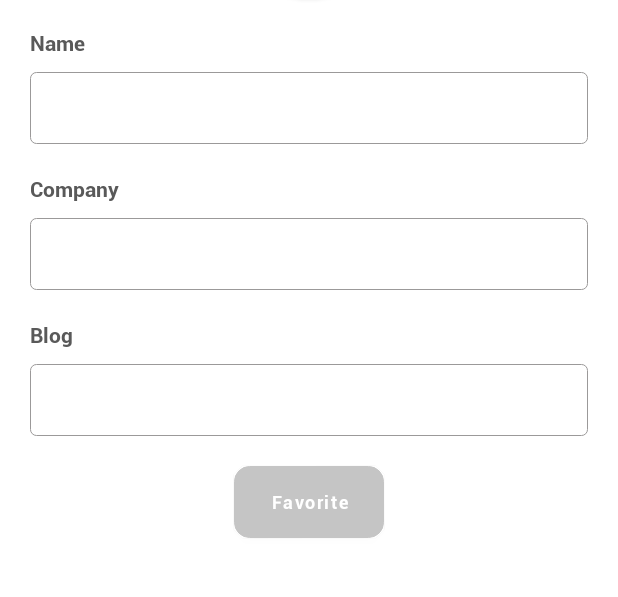
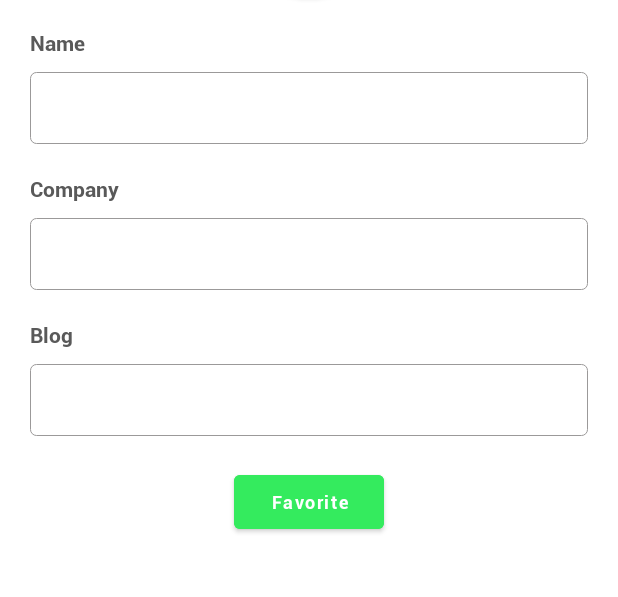
Before and after one commit to yuzutaru/GithubProfile-dagger-Coroutines, an Android app: the ProfileFragment screen opened through its navigation route, on a phone screen of 412 x 824 dp, the part 266-863 px from its top. Run offline under Robolectric (Android 15) with nearby library versions, the phone set to English and light mode, and no system bars; our stand-ins replace Dagger/Hilt's generated code, data binding, paging; 1 statement that could not run was skipped.

Commit message:
fix button color and back dispatcher

```diff
--- a/app/src/main/java/com/yuzu/githubprofile_dagger_coroutines/view/fragment/PopularFragment.kt
+++ b/app/src/main/java/com/yuzu/githubprofile_dagger_coroutines/view/fragment/PopularFragment.kt
@@ -2,11 +2,11 @@ package com.yuzu.githubprofile_dagger_coroutines.view.fragment
 
 import android.annotation.SuppressLint
 import android.os.Bundle
-import android.view.KeyEvent
 import android.view.LayoutInflater
 import android.view.View
 import android.view.ViewGroup
 import android.widget.Toast
+import androidx.activity.OnBackPressedCallback
 import androidx.core.os.bundleOf
 import androidx.core.view.isVisible
 import androidx.fragment.app.Fragment
@@ -22,6 +22,7 @@ import com.yuzu.githubprofile_dagger_coroutines.view.adapter.OnClickListener
 import com.yuzu.githubprofile_dagger_coroutines.view.adapter.UserListAdapter
 import com.yuzu.githubprofile_dagger_coroutines.viewmodel.PopularViewModel
 import kotlinx.coroutines.launch
+
 
 class PopularFragment(private val viewModel: PopularViewModel): Fragment() {
     private lateinit var binding: FragmentPopularBinding
@@ -122,13 +123,13 @@ class PopularFragment(private val viewModel: PopularViewModel): Fragment() {
     }
 
     private fun onBackPressed() {
-        requireView().isFocusableInTouchMode = true;
-        requireView().requestFocus();
-        requireView().setOnKeyListener { _, p1, _ ->
-            if (p1 == KeyEvent.KEYCODE_BACK)
-                (activity as MainActivity).finish()
-
-            true
-        }
+        // This callback will only be called when MyFragment is at least Started.
+        val callback: OnBackPressedCallback =
+            object : OnBackPressedCallback(true /* enabled by default */) {
+                override fun handleOnBackPressed() {
+                    (activity as MainActivity).finish()
+                }
+            }
+        requireActivity().onBackPressedDispatcher.addCallback(requireActivity(), callback)
     }
 }
--- a/app/src/main/java/com/yuzu/githubprofile_dagger_coroutines/view/fragment/ProfileFragment.kt
+++ b/app/src/main/java/com/yuzu/githubprofile_dagger_coroutines/view/fragment/ProfileFragment.kt
@@ -3,7 +3,6 @@ package com.yuzu.githubprofile_dagger_coroutines.view.fragment
 import android.content.Context
 import android.os.Bundle
 import android.util.Log
-import android.view.KeyEvent
 import android.view.LayoutInflater
 import android.view.View
 import android.view.ViewGroup
@@ -13,7 +12,6 @@ import androidx.lifecycle.ViewModelProvider
 import androidx.navigation.fragment.findNavController
 import com.yuzu.githubprofile_dagger_coroutines.R
 import com.yuzu.githubprofile_dagger_coroutines.databinding.FragmentProfileBinding
-import com.yuzu.githubprofile_dagger_coroutines.view.activity.MainActivity
 import com.yuzu.githubprofile_dagger_coroutines.viewmodel.ProfileViewModel
 
 
@@ -41,18 +39,18 @@ class ProfileFragment: Fragment() {
         onBackPressed()
         binding.back.setOnClickListener {
             Log.e("devLog", "on icon back")
-            findNavController().navigate(R.id.action_profile_screen_to_main_screen)
+            this@ProfileFragment.findNavController().navigate(R.id.action_profile_screen_to_main_screen)
         }
     }
 
     private fun onBackPressed() {
-        requireView().isFocusableInTouchMode = true;
-        requireView().requestFocus();
-        requireView().setOnKeyListener { _, p1, _ ->
-            if (p1 == KeyEvent.KEYCODE_BACK)
-                findNavController().navigate(R.id.action_profile_screen_to_main_screen)
-
-            true
-        }
+        // This callback will only be called when MyFragment is at least Started.
+        val callback: OnBackPressedCallback =
+            object : OnBackPressedCallback(true /* enabled by default */) {
+                override fun handleOnBackPressed() {
+                    findNavController().navigate(R.id.action_profile_screen_to_main_screen)
+                }
+            }
+        requireActivity().onBackPressedDispatcher.addCallback(requireActivity(), callback)
     }
 }
--- a/app/src/main/res/drawable/bg_green_500_10.xml
+++ /dev/null
@@ -1,9 +0,0 @@
-<?xml version="1.0" encoding="utf-8"?>
-<shape xmlns:android="http://schemas.android.com/apk/res/android" android:shape="rectangle" >
-    <solid android:color="@color/md_green_500" />
-    <corners android:radius="10dp"/>
-    <stroke
-        android:width="1px"
-        android:color="@color/md_grey_100"
-        />
-</shape>
--- a/app/src/main/res/drawable/btn_green_500_10.xml
+++ /dev/null
@@ -1,6 +0,0 @@
-<?xml version="1.0" encoding="utf-8"?>
-<selector xmlns:android="http://schemas.android.com/apk/res/android">
-    <item android:drawable="@drawable/bg_white_500" android:state_focused="true"/>
-    <item android:drawable="@drawable/bg_white_500" android:state_pressed="true"/>
-    <item android:drawable="@drawable/bg_green_500_10"/>
-</selector>
--- a/app/src/main/res/layout/fragment_profile.xml
+++ b/app/src/main/res/layout/fragment_profile.xml
@@ -36,8 +36,6 @@
                         android:layout_height="28dp"
                         android:layout_centerVertical="true"
                         android:adjustViewBounds="true"
-                        android:clickable="true"
-                        android:focusable="true"
                         android:src="@drawable/ic_back" />
 
                     <TextView
@@ -200,7 +198,7 @@
                 android:textSize="12sp"
                 android:text="@string/favorite"
                 android:textAllCaps="false"
-                android:background="@drawable/btn_green_500_10"
+                android:backgroundTint="@color/md_green_300"
                 app:layout_constraintTop_toBottomOf="@id/blog"
                 app:layout_constraintStart_toStartOf="parent"
                 app:layout_constraintEnd_toEndOf="parent"
--- a/app/src/main/res/navigation/navigation.xml
+++ b/app/src/main/res/navigation/navigation.xml
@@ -42,10 +42,10 @@
 
         <action
             android:id="@+id/action_profile_screen_to_main_screen"
-            app:popUpTo="@id/main_screen"
-            app:enterAnim="@animator/nav_default_enter_anim"
+            app:enterAnim="@anim/nav_default_enter_anim"
             app:exitAnim="@anim/nav_default_exit_anim"
             app:popEnterAnim="@anim/nav_default_pop_enter_anim"
-            app:popExitAnim="@anim/nav_default_pop_exit_anim" />
+            app:popExitAnim="@anim/nav_default_pop_exit_anim"
+            app:destination="@id/main_screen" />
     </fragment>
 </navigation>
--- a/app/src/main/res/values/colors.xml
+++ b/app/src/main/res/values/colors.xml
@@ -46,5 +46,6 @@
     <color name="md_grey_800">#464B4A</color>
     <color name="md_grey_850">#2C2C2C</color>
 
+    <color name="md_green_300">#34eb5e</color>
     <color name="md_green_500">#008C51</color>
 </resources>
```
Also changed, not shown: 1 other file.
